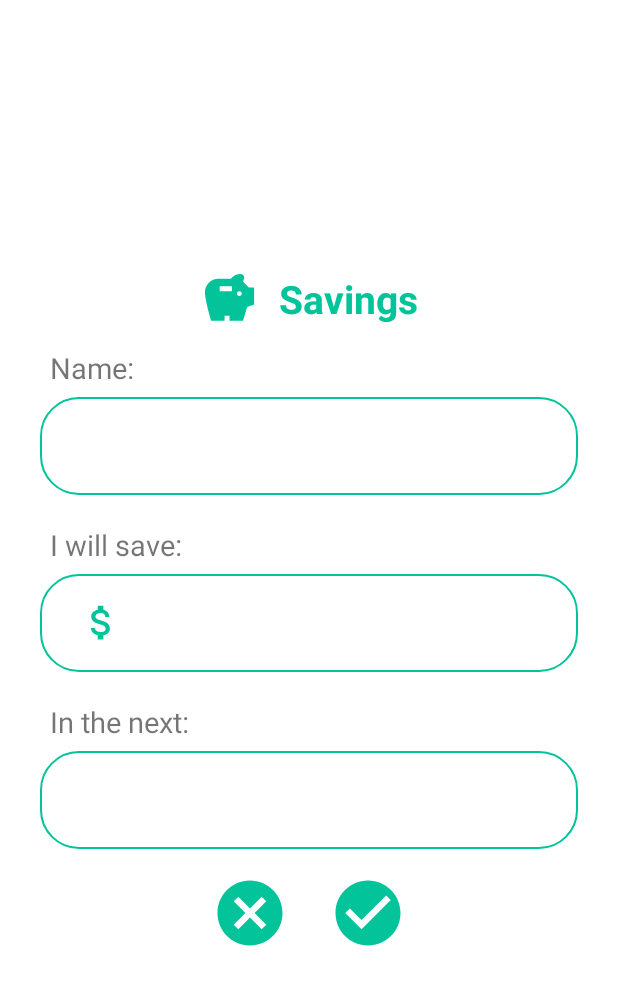
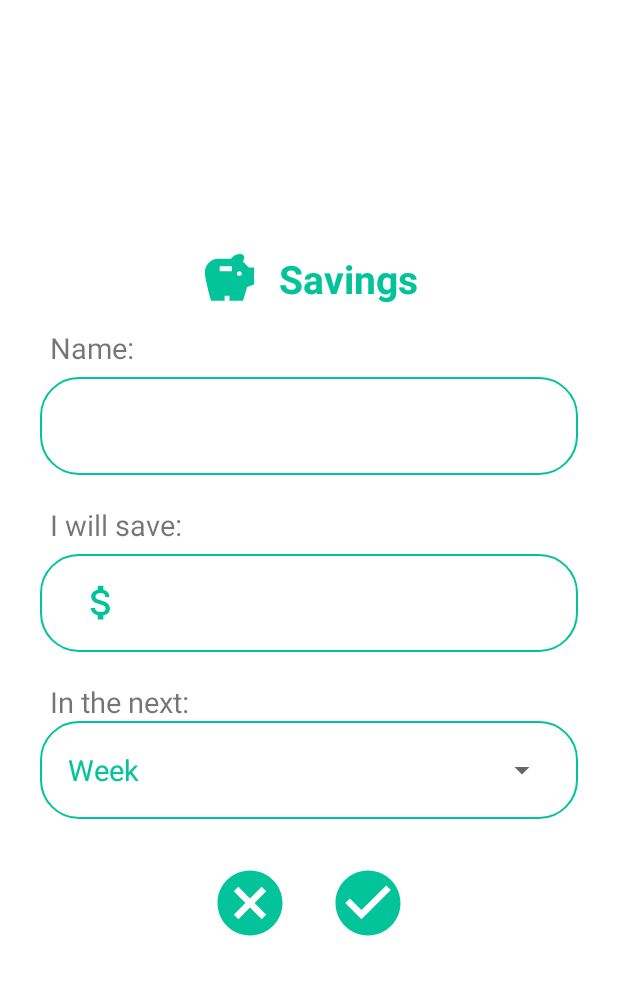
Before and after one commit to MinJerry1129/Calculator, an Android app: the SetGoalActivity screen opened directly, with no data from a screen before it, on a phone screen of 412 x 824 dp. Shown: the top 985 px of the screen. Run offline under Robolectric (Android 15) with nearby library versions, the phone set to English and light mode, and no system bars; our stand-ins replace sdp/ssp sizes.

Commit message:
Update action

```diff
--- a/app/src/main/java/com/mobiledevteam/calculator/MainActivity.java
+++ b/app/src/main/java/com/mobiledevteam/calculator/MainActivity.java
@@ -26,8 +26,8 @@ public class MainActivity extends AppCompatActivity {
     private ArrayList<Category> mIncomeCategory = new ArrayList<>();
     private ArrayList<Category> mLiabilityCategory = new ArrayList<>();
     private ArrayList<String> mRepeatCategort = new ArrayList<>();
-
     private ArrayList<String> mInvestmentCategory = new ArrayList<>();
+    private ArrayList<String> mPeroidCategory = new ArrayList<>();
     private String loginCheck = "no 1";
     private String login_status = "no";
 
@@ -86,10 +86,21 @@ public class MainActivity extends AppCompatActivity {
         mInvestmentCategory.add("Security Futures");
         mInvestmentCategory.add("Insurance");
 
+        mPeroidCategory.add("Week");
+        mPeroidCategory.add("Two weeks");
+        mPeroidCategory.add("Month");
+        mPeroidCategory.add("Two Month");
+        mPeroidCategory.add("Six Month");
+        mPeroidCategory.add("Year");
+        mPeroidCategory.add("Two Years");
+
+
+
         Common.getInstance().setmIncomeCategory(mIncomeCategory);
         Common.getInstance().setmLiabilityCategory(mLiabilityCategory);
         Common.getInstance().setmRepeatCategory(mRepeatCategort);
         Common.getInstance().setmInvestmentCategory(mInvestmentCategory);
+        Common.getInstance().setmPeroidCategory(mPeroidCategory);
     }
 
     private void readFile(){
--- a/app/src/main/java/com/mobiledevteam/calculator/Utils/Common.java
+++ b/app/src/main/java/com/mobiledevteam/calculator/Utils/Common.java
@@ -12,6 +12,7 @@ public class Common {
     private ArrayList<Category> mLiabilityCategory;
     private ArrayList<String> mRepeatCategory;
     private ArrayList<String> mInvestmentCategory;
+    private ArrayList<String> mPeroidCategory;
 
     private String userID;
     private String login_status="no";
@@ -34,6 +35,9 @@ public class Common {
     public ArrayList<String> getmInvestmentCategory() { return mInvestmentCategory;}
     public void setmInvestmentCategory(ArrayList<String> mInvestmentCategory) {this.mInvestmentCategory = mInvestmentCategory;}
 
+    public ArrayList<String> getmPeroidCategory() {return mPeroidCategory;}
+    public void setmPeroidCategory(ArrayList<String> mPeroidCategory) {this.mPeroidCategory = mPeroidCategory;}
+
     public String getUserID() {return userID;}
     public void setUserID(String userID) {this.userID = userID;}
 
--- a/app/src/main/java/com/mobiledevteam/calculator/profile/SetGoalActivity.java
+++ b/app/src/main/java/com/mobiledevteam/calculator/profile/SetGoalActivity.java
@@ -2,15 +2,78 @@ package com.mobiledevteam.calculator.profile;
 
 import androidx.appcompat.app.AppCompatActivity;
 
+import android.annotation.SuppressLint;
+import android.media.Image;
 import android.os.Bundle;
+import android.util.Log;
+import android.view.View;
+import android.widget.AdapterView;
+import android.widget.ArrayAdapter;
+import android.widget.EditText;
+import android.widget.ImageView;
+import android.widget.Spinner;
+import android.widget.Toast;
 
 import com.mobiledevteam.calculator.R;
+import com.mobiledevteam.calculator.Utils.Common;
+
+import java.util.ArrayList;
 
 public class SetGoalActivity extends AppCompatActivity {
+    private Spinner _mListPeroid;
+    private ArrayList<String> mPeroidCategory;
+    private EditText _mName;
+    private EditText _mPrice;
+    private ImageView _mCancel;
+    private ImageView _mAdd;
+    private int selectedId = 0;
 
     @Override
     protected void onCreate(Bundle savedInstanceState) {
         super.onCreate(savedInstanceState);
         setContentView(R.layout.activity_set_goal);
+        _mListPeroid = (Spinner)findViewById(R.id.list_period);
+        _mName = (EditText)findViewById(R.id.input_name);
+        _mPrice = (EditText)findViewById(R.id.input_savemoney);
+        _mCancel = (ImageView)findViewById(R.id.img_cancel);
+        _mAdd = (ImageView)findViewById(R.id.img_add);
+        mPeroidCategory = Common.getInstance().getmPeroidCategory();
+        setReady();
     }
+
+    private void setReady() {
+        ArrayAdapter<String> dataAdapter = new ArrayAdapter<String>(this,
+                R.layout.list_period, mPeroidCategory);
+        dataAdapter.setDropDownViewResource(R.layout.list_period);
+        _mListPeroid.setAdapter(dataAdapter);
+
+        _mListPeroid.setOnItemSelectedListener(new AdapterView.OnItemSelectedListener() {
+            @Override
+            public void onItemSelected(AdapterView<?> parent, View view, int position, long id) {
+                selectedId = position;
+                Log.d("selectedId: ", String.valueOf(selectedId));
+            }
+
+            @Override
+            public void onNothingSelected(AdapterView<?> parent) {
+
+            }
+        });
+        _mCancel.setOnClickListener(new View.OnClickListener() {
+            @Override
+            public void onClick(View v) {
+                finish();
+            }
+        });
+        _mAdd.setOnClickListener(new View.OnClickListener() {
+            @Override
+            public void onClick(View v) {
+                onAddSaving();
+            }
+        });
+    }
+    private void onAddSaving(){
+
+    }
+
 }
--- a/app/src/main/java/com/mobiledevteam/calculator/profile/UserHomeActivity.java
+++ b/app/src/main/java/com/mobiledevteam/calculator/profile/UserHomeActivity.java
@@ -43,6 +43,13 @@ public class UserHomeActivity extends AppCompatActivity {
             @Override
             public void onClick(View v) {
                 Intent intent=new Intent(UserHomeActivity.this, MotgageActivity.class);
+                startActivity(intent);
+            }
+        });
+        btn_amount.setOnClickListener(new View.OnClickListener() {
+            @Override
+            public void onClick(View v) {
+                Intent intent=new Intent(UserHomeActivity.this, SetGoalActivity.class);
                 startActivity(intent);
             }
         });
--- a/app/src/main/res/layout/activity_set_goal.xml
+++ b/app/src/main/res/layout/activity_set_goal.xml
@@ -120,26 +120,22 @@
             </LinearLayout>
             <LinearLayout
                 android:layout_width="match_parent"
-                android:layout_height="wrap_content">
-                <EditText
+                android:layout_height="@dimen/_50sdp"
+                android:layout_marginStart="@dimen/_10sdp"
+                android:layout_marginEnd="@dimen/_10sdp"
+                android:background="@drawable/layout_background_outline_major">
+                <Spinner
+                    android:id="@+id/list_period"
                     android:layout_width="match_parent"
-                    android:layout_height="@dimen/_50sdp"
-                    android:inputType="number"
-                    android:textColor="#000"
-                    android:background="@drawable/layout_background_outline_major"
-                    android:paddingStart="@dimen/_20sdp"
-                    android:paddingEnd="@dimen/_20sdp"
+                    android:layout_height="match_parent"
                     android:layout_marginStart="@dimen/_10sdp"
-                    android:layout_marginEnd="@dimen/_10sdp"
-                    android:layout_marginTop="@dimen/_5sdp"
-                    android:layout_marginBottom="@dimen/_5sdp"/>
+                    android:layout_marginEnd="@dimen/_10sdp"/>
             </LinearLayout>
-
         </LinearLayout>
         <LinearLayout
             android:layout_width="match_parent"
             android:layout_height="wrap_content"
-            android:layout_margin="10dp"
+            android:layout_margin="30dp"
             android:orientation="horizontal"
             android:layout_marginBottom="@dimen/_30sdp"
             android:gravity="center">
--- /dev/null
+++ b/app/src/main/res/layout/list_period.xml
@@ -0,0 +1,9 @@
+<?xml version="1.0" encoding="utf-8"?>
+<TextView
+    xmlns:android="http://schemas.android.com/apk/res/android"
+    android:layout_width="match_parent"
+    android:layout_height="wrap_content"
+    android:textSize="@dimen/_15sdp"
+    android:gravity="left"
+    android:textColor="@color/major"
+    android:padding="5dip" />
```
